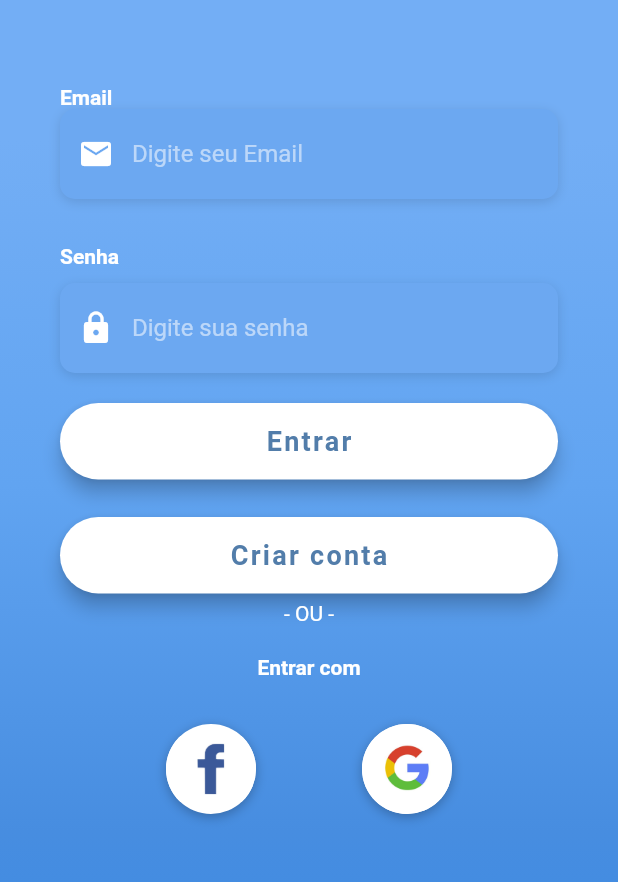
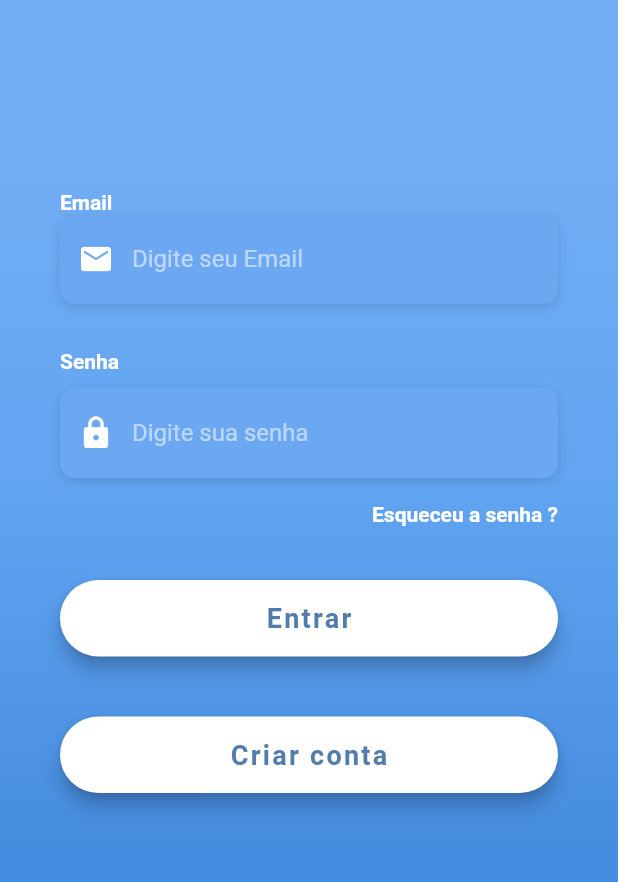
Before and after one commit to guilhermerfs00/cmds, a Flutter app: the screen it shows after launch, on a phone screen of 412 x 824 dp, the part 59-941 px from its top. Run offline on Flutter 3.47's test engine with Material 2 defaults, Android fonts, the phone set to English and light mode, and no system bars; our stand-ins replace charts_flutter, cloud_firestore, firebase_auth, font_awesome_flutter; accounts and stored records are empty; Roboto replaces fonts that are missing (OpenSans).

```diff
--- a/lib/screens/login_screen.dart
+++ b/lib/screens/login_screen.dart
@@ -20,30 +20,6 @@ class _LoginScreenState extends State<LoginScreen> {
 
   @override
   Widget build(BuildContext context) {
-    Widget _buildSocial(Function onTap, AssetImage logo) {
-      return GestureDetector(
-        onTap: onTap,
-        child: Container(
-          height: 60.0,
-          width: 60.0,
-          decoration: BoxDecoration(
-            shape: BoxShape.circle,
-            color: Colors.white,
-            boxShadow: [
-              BoxShadow(
-                color: Colors.black26,
-                offset: Offset(0, 2),
-                blurRadius: 6.0,
-              ),
-            ],
-            image: DecorationImage(
-              image: logo,
-            ),
-          ),
-        ),
-      );
-    }
-
     return Scaffold(
       key: _scaffoldKey,
       appBar: AppBar(
@@ -106,7 +82,7 @@ class _LoginScreenState extends State<LoginScreen> {
                                 crossAxisAlignment: CrossAxisAlignment.start,
                                 children: <Widget>[
                                   SizedBox(
-                                    height: 10.0,
+                                    height: 80.0,
                                   ),
                                   //Email
                                   Text(
@@ -188,6 +164,46 @@ class _LoginScreenState extends State<LoginScreen> {
                                       ),
                                     ],
                                   ),
+                                  //ESQUECI A SENHA
+                                  Container(
+                                    alignment: Alignment.centerRight,
+                                    child: FlatButton(
+                                      onPressed: () {
+                                        if (_emailController.text.isEmpty) {
+                                          _scaffoldKey.currentState
+                                              .showSnackBar(
+                                            SnackBar(
+                                              content: Text(
+                                                'Insira seu e-mail para recuperação',
+                                                textAlign: TextAlign.center,
+                                              ),
+                                              backgroundColor: Colors.redAccent,
+                                              duration: Duration(seconds: 2),
+                                            ),
+                                          );
+                                        } else {
+                                          model.recoverPass(
+                                              _emailController.text);
+                                          _scaffoldKey.currentState
+                                              .showSnackBar(
+                                            SnackBar(
+                                              content: Text(
+                                                'Confira seu e-mail',
+                                                textAlign: TextAlign.center,
+                                              ),
+                                              backgroundColor: Colors.green,
+                                              duration: Duration(seconds: 2),
+                                            ),
+                                          );
+                                        }
+                                      },
+                                      padding: EdgeInsets.only(right: 0.0),
+                                      child: Text(
+                                        'Esqueceu a senha ?',
+                                        style: kLabelStyle,
+                                      ),
+                                    ),
+                                  ),
                                   //BOTÃO DE ENTRAR
                                   Container(
                                     padding:
@@ -226,7 +242,7 @@ class _LoginScreenState extends State<LoginScreen> {
                                   //BOTÃO DE CRIAR CONTA
                                   Container(
                                     padding:
-                                        EdgeInsets.symmetric(vertical: 5.0),
+                                        EdgeInsets.symmetric(vertical: 20.0),
                                     width: double.infinity,
                                     child: RaisedButton(
                                       elevation: 5.0,
@@ -257,43 +273,6 @@ class _LoginScreenState extends State<LoginScreen> {
                                 ],
                               ),
                             ),
-                            Column(
-                              children: <Widget>[
-                                Text(
-                                  '- OU -',
-                                  style: TextStyle(
-                                    color: Colors.white,
-                                    fontWeight: FontWeight.w400,
-                                  ),
-                                ),
-                                SizedBox(height: 20.0),
-                                Text(
-                                  'Entrar com',
-                                  style: kLabelStyle,
-                                ),
-                              ],
-                            ),
-                            Padding(
-                              padding: EdgeInsets.symmetric(vertical: 30.0),
-                              child: Row(
-                                mainAxisAlignment:
-                                    MainAxisAlignment.spaceEvenly,
-                                children: <Widget>[
-                                  _buildSocial(
-                                    () => print('Logar com facebook'),
-                                    AssetImage(
-                                      'assets/images/facebook.jpg',
-                                    ),
-                                  ),
-                                  _buildSocial(
-                                    () async {},
-                                    AssetImage(
-                                      'assets/images/google.jpg',
-                                    ),
-                                  ),
-                                ],
-                              ),
-                            ),
                           ],
                         ),
                       ),
@@ -314,13 +293,15 @@ class _LoginScreenState extends State<LoginScreen> {
   }
 
   void _onFail() {
-    _scaffoldKey.currentState.showSnackBar(SnackBar(
-      content: Text(
-        'Login ou senha inválido',
-        textAlign: TextAlign.center,
+    _scaffoldKey.currentState.showSnackBar(
+      SnackBar(
+        content: Text(
+          'Login ou senha inválido',
+          textAlign: TextAlign.center,
+        ),
+        backgroundColor: Colors.redAccent,
+        duration: Duration(seconds: 2),
       ),
-      backgroundColor: Colors.redAccent,
-      duration: Duration(seconds: 2),
-    ));
+    );
   }
 }
```
